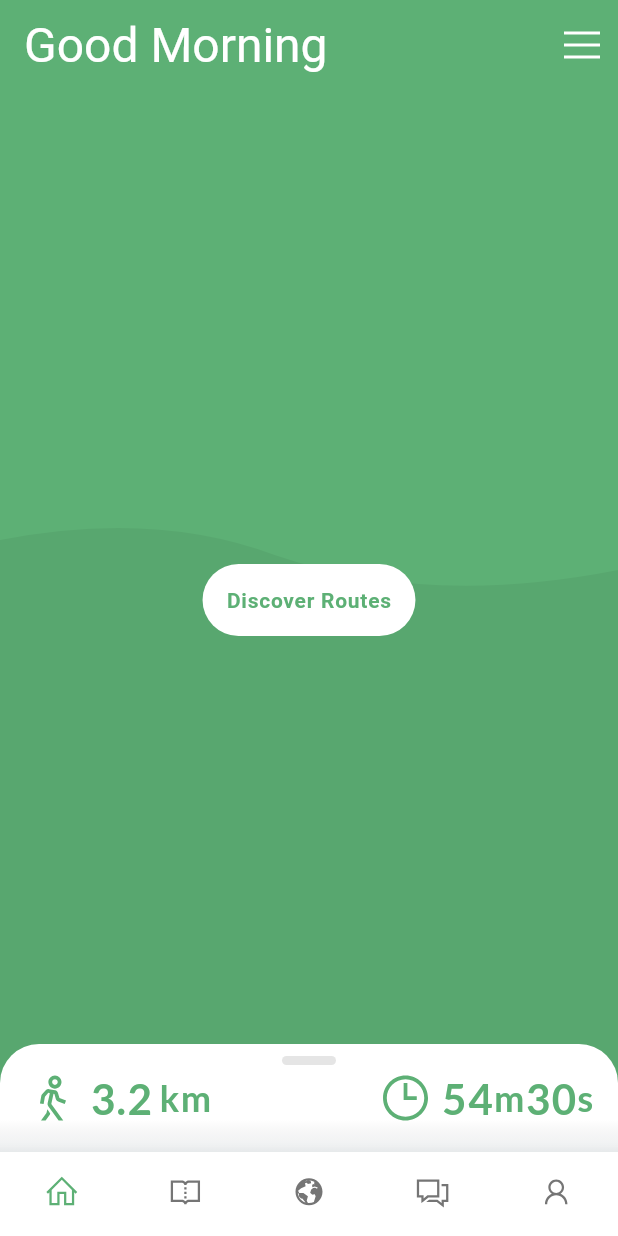
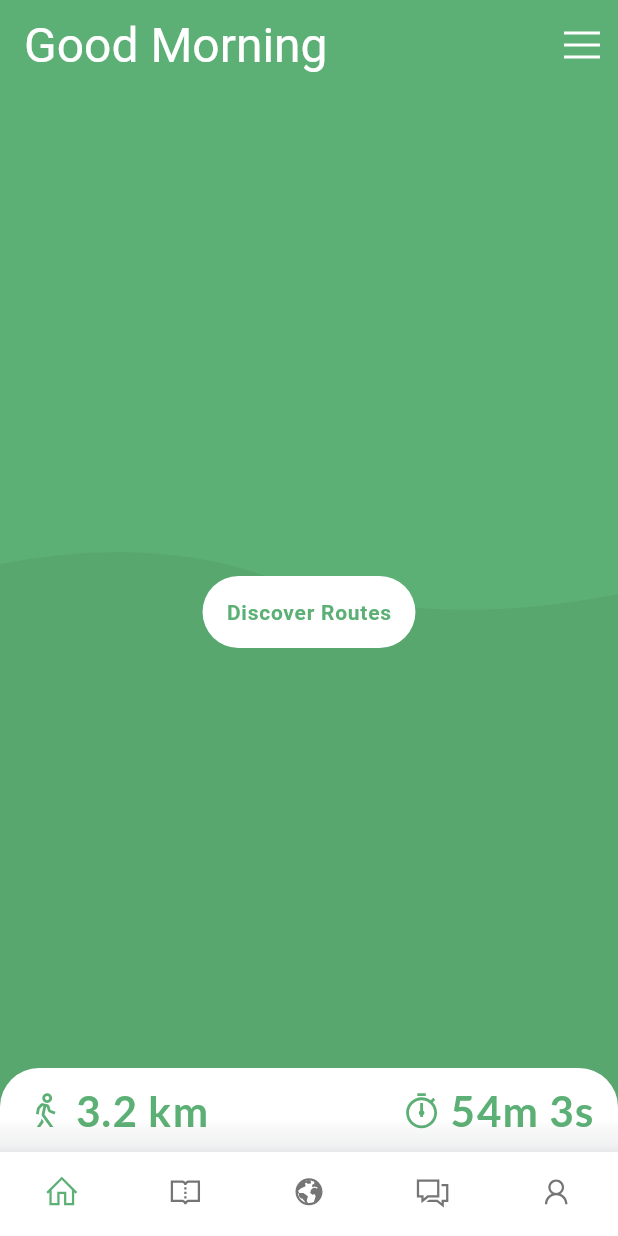
Before and after one commit to tomlaws/hikee, a Flutter app: the screen it shows after launch, on a phone screen of 412 x 824 dp. Run offline on Flutter 3.47's test engine with Material 2 defaults, Android fonts, the phone set to English and light mode, and no system bars; our stand-ins replace carousel_slider, flutter_rating_bar, google_fonts, google_maps_flutter, line_awesome_flutter, location and 1 more; network calls fail.

Commit message:
update home

```diff
--- a/lib/data/routes.dart
+++ b/lib/data/routes.dart
@@ -17,7 +17,7 @@ class HikingRouteData {
             'The Wangi Reservoir is located in the Saigon District of Hong Kong. It is the largest reservoir in Hong Kong with a capacity of 281 million cubic meters. \nThe Wanyi Reservoir was organized by the Friends of Hong Kong Country Parks, Lions Clubs International District 303 of Hong Kong and Macau, and the Agriculture, Fisheries and Conservation Department, and ranked fourth in the "Hong Kong Top Ten Scenic Spots Election".',
         'difficulty': 5.0,
         'rating': 3.5,
-        'duration': 6.0,
+        'duration': 6 * 60,
         'length': 20.5,
         'image':
             'https://follo3me.com/wp-content/uploads/2015/09/special005-01.jpg?w=721&h=480&ssl=1',
@@ -460,7 +460,7 @@ class HikingRouteData {
             'The Little Hawaii Trail, a mountain road with a history of a century, is a plank road used by citizens to travel between Tseng Lan Shu and Tseung Kwan O. This path has no redundant artificial carvings, retaining a strong original atmosphere. The stone roads are neatly paved, the green trees are shaded, the flowers are endless, the mountains are more streamed, and the insects and birds are singing. It is simply the peach blossom source of Hong Kong.',
         'difficulty': 1.0,
         'rating': 2.0,
-        'duration': 1.5,
+        'duration': 90,
         'length': 3.5,
         'image':
             'https://www.getreadyhk.com/images/stories/blog/mountaingirlhk/little-hawaii-trail/little-hawaii-trail-12.JPG',
@@ -919,7 +919,7 @@ class HikingRouteData {
             'Kwun Yam Shan is one of the mountain peaks in the southwest of Lantau Island, with a height of 434 meters above sea level. Guanyin Temple and Yishan Mountain are located to the west and southwest respectively. The fifth section of the Phoenix Trail passes through this mountain and passes only a few tens of meters away, but there is a path leading to the top of the mountain.',
         'difficulty': 4.5,
         'rating': 4.5,
-        'duration': 5.0,
+        'duration': 300,
         'length': 15.0,
         'image':
             'https://i2.wp.com/follo3me.com/wp-content/uploads/2020/10/DSC04277.jpg?w=721&h=480&ssl=1',
--- a/lib/main.dart
+++ b/lib/main.dart
@@ -41,7 +41,7 @@ class MyApp extends StatelessWidget {
           splashColor: Colors.transparent,
           highlightColor: Colors.transparent,
           textTheme: GoogleFonts.latoTextTheme(
-            Theme.of(context).textTheme,
+            Theme.of(context).textTheme.apply(bodyColor: Color(0xFF666666)),
           ),
         ),
         home: NotificationListener<OverscrollIndicatorNotification>(
--- a/lib/models/route.dart
+++ b/lib/models/route.dart
@@ -11,7 +11,7 @@ class HikingRoute {
   final String image;
   final double difficulty;
   final double rating;
-  final double duration;
+  final int duration; // minutes
   final double length;
   final List<LatLng> polyline;
   final DateTime? updatedAt;
--- a/lib/screens/home.dart
+++ b/lib/screens/home.dart
@@ -10,6 +10,7 @@ import 'package:hikee/components/mountain_deco.dart';
 import 'package:hikee/models/active_hiking_route.dart';
 import 'package:hikee/models/panel_position.dart';
 import 'package:hikee/models/route.dart';
+import 'package:hikee/utils/time.dart';
 import 'package:provider/provider.dart';
 import 'package:line_awesome_flutter/line_awesome_flutter.dart';
 import 'package:location/location.dart';
@@ -25,13 +26,12 @@ class HomeScreen extends StatefulWidget {
 
 class _HomeScreenState extends State<HomeScreen> {
   PanelController _pc = PanelController();
-  final double _collapsedPanelHeight = 72;
+  final double _collapsedPanelHeight = kBottomNavigationBarHeight;
   final double _panelHeaderHeight = 60;
   double _mapBottomPadding = 80;
   Completer<GoogleMapController> _mapController = Completer();
   Location _location = Location();
   bool _lockPosition = true;
-  bool _pinned = false;
   HikingRoute? _activeRoute;
   BitmapDescriptor? _bdS, _bdE;
   PageController _pageController = PageController(
@@ -73,33 +73,27 @@ class _HomeScreenState extends State<HomeScreen> {
             _activeRoute!.polyline[0].longitude);
       }
     }
-    return Scaffold(
-        body: Stack(children: [
-      SlidingUpPanel(
+    return Container(
+      color: Theme.of(context).primaryColor,
+      child: Stack(children: [
+        SafeArea(
+          maintainBottomViewPadding: true,
+          child: SlidingUpPanel(
               controller: _pc,
               parallaxEnabled: true,
               renderPanelSheet: false,
+              padding: EdgeInsets.all(0),
+              margin: EdgeInsets.all(0),
               maxHeight: 296,
               minHeight: _collapsedPanelHeight,
               color: Colors.transparent,
               onPanelSlide: (position) {
-            setState(() {
-              _pinned = true;
-            });
-            Provider.of<PanelPosition>(context, listen: false).update(position);
-          },
-          onPanelOpened: () {
-            setState(() {
-              _pinned = false;
-            });
-          },
-          onPanelClosed: () {
-            setState(() {
-              _pinned = false;
-            });
+                Provider.of<PanelPosition>(context, listen: false)
+                    .update(position);
               },
               panel: _panel(),
               body: _body()),
+        ),
         Consumer<PanelPosition>(
           builder: (_, panelPosition, __) => Positioned(
             bottom: 0,
@@ -125,16 +119,13 @@ class _HomeScreenState extends State<HomeScreen> {
             ),
           ),
         ),
-    ]));
+      ]),
+    );
   }
 
   Widget _panel() {
     return SafeArea(
-        child: Stack(
-      alignment: Alignment.center,
-      children: [
-        Container(
-          padding: EdgeInsets.symmetric(horizontal: 16, vertical: 16),
+      child: Container(
         decoration: BoxDecoration(
           color: Colors.white,
           borderRadius: BorderRadius.only(
@@ -145,31 +136,30 @@ class _HomeScreenState extends State<HomeScreen> {
           mainAxisAlignment: MainAxisAlignment.start,
           crossAxisAlignment: CrossAxisAlignment.start,
           children: [
-              Row(
+            Container(
+              height: kBottomNavigationBarHeight + 1,
+              decoration: BoxDecoration(
+                  border: Border(
+                      bottom: BorderSide(
+                          width: 1, color: Theme.of(context).dividerColor))),
+              margin: EdgeInsets.symmetric(horizontal: 16),
+              child: Row(
                 mainAxisAlignment: MainAxisAlignment.spaceBetween,
+                crossAxisAlignment: CrossAxisAlignment.center,
                 children: [
                   Row(
                     crossAxisAlignment: CrossAxisAlignment.center,
                     children: [
                       Icon(
                         LineAwesomeIcons.walking,
-                        size: 40,
+                        size: 30,
                         color: Theme.of(context).primaryColor,
                       ),
                       Container(width: 4),
                       Text(
-                        '3.2',
+                        '3.2 km',
                         style: TextStyle(
                             fontSize: 28,
-                            color: Theme.of(context).primaryColor,
-                            fontWeight: FontWeight.bold,
-                            letterSpacing: 1),
-                      ),
-                      Container(width: 4),
-                      Text(
-                        'km',
-                        style: TextStyle(
-                            fontSize: 24,
                             color: Theme.of(context).primaryColor,
                             fontWeight: FontWeight.bold,
                             letterSpacing: 1),
@@ -180,34 +170,14 @@ class _HomeScreenState extends State<HomeScreen> {
                     crossAxisAlignment: CrossAxisAlignment.center,
                     children: [
                       Icon(
-                        LineAwesomeIcons.clock,
-                        size: 40,
+                        LineAwesomeIcons.stopwatch,
+                        size: 30,
                         color: Theme.of(context).primaryColor,
                       ),
                       Container(width: 4),
-                      Text('54',
+                      Text('54m 3s',
                           style: TextStyle(
                               fontSize: 28,
-                              color: Theme.of(context).primaryColor,
-                              fontWeight: FontWeight.bold,
-                              letterSpacing: 1)),
-                      Text('m',
-                          style: TextStyle(
-                              fontSize: 24,
-                              color: Theme.of(context).primaryColor,
-                              fontWeight: FontWeight.bold,
-                              letterSpacing: 1)),
-                      Text(
-                        '30',
-                        style: TextStyle(
-                            fontSize: 28,
-                            color: Theme.of(context).primaryColor,
-                            fontWeight: FontWeight.bold,
-                            letterSpacing: 1),
-                      ),
-                      Text('s',
-                          style: TextStyle(
-                              fontSize: 24,
                               color: Theme.of(context).primaryColor,
                               fontWeight: FontWeight.bold,
                               letterSpacing: 1)),
@@ -215,10 +185,10 @@ class _HomeScreenState extends State<HomeScreen> {
                   ),
                 ],
               ),
-              Container(height: 10),
-              //indicator
-              Divider(),
+            ),
             Expanded(
+              child: Padding(
+                padding: const EdgeInsets.symmetric(vertical: 16.0),
                 child: PageView(
                   controller: _pageController,
                   onPageChanged: (int page) {
@@ -229,25 +199,18 @@ class _HomeScreenState extends State<HomeScreen> {
                   children: [_routeInfo(), _routeInfo()],
                 ),
               ),
-              Row(
+            ),
+            Padding(
+              padding: const EdgeInsets.only(bottom: 8.0),
+              child: Row(
                 mainAxisAlignment: MainAxisAlignment.center,
                 children: _pageIndicators(2, _selectPageIndex),
+              ),
             ),
           ],
         ),
       ),
-        Positioned(
-          top: 8,
-          child: Container(
-            width: 36,
-            height: 6,
-            decoration: BoxDecoration(
-                color: Colors.black.withOpacity(.1),
-                borderRadius: BorderRadius.circular(8.0)),
-          ),
-        ),
-      ],
-    ));
+    );
   }
 
   Widget _body() {
@@ -510,15 +473,17 @@ class _HomeScreenState extends State<HomeScreen> {
     for (int i = 0; i < total; i++) {
       bool isActive = i == selectedindex;
       list.add(Container(
-        height: 10,
+        height: 16,
+        width: 16,
         child: AnimatedContainer(
           duration: Duration(milliseconds: 150),
           margin: EdgeInsets.symmetric(horizontal: 4.0),
-          height: isActive ? 10 : 8.0,
-          width: isActive ? 12 : 8.0,
+          height: 16,
+          width: 16,
           decoration: BoxDecoration(
             shape: BoxShape.circle,
-            color: isActive ? Theme.of(context).primaryColor : Color(0XFFEAEAEA),
+            color:
+                isActive ? Theme.of(context).primaryColor : Color(0XFFEAEAEA),
           ),
         ),
       ));
@@ -527,25 +492,58 @@ class _HomeScreenState extends State<HomeScreen> {
   }
 
   Widget _routeInfo() {
-    return Column(children: [
+    return Padding(
+      padding: EdgeInsets.symmetric(horizontal: 16),
+      child: Column(children: [
         Row(
+          crossAxisAlignment: CrossAxisAlignment.center,
           children: [
             Icon(
-            LineAwesomeIcons.location_arrow,
-            size: 40,
+              LineAwesomeIcons.map_signs,
               color: Theme.of(context).primaryColor,
             ),
-          Container(width: 4),
+            Container(width: 8),
             Text(
               _activeRoute?.name_en ?? 'Hiking Route',
-            style: TextStyle(
-                fontSize: 28,
-                color: Theme.of(context).primaryColor,
-                fontWeight: FontWeight.bold,
-                letterSpacing: 1),
+              style: TextStyle(fontWeight: FontWeight.bold, letterSpacing: 1),
             ),
           ],
         ),
-    ]);
+        Container(height: 8),
+        Row(
+          crossAxisAlignment: CrossAxisAlignment.center,
+          children: [
+            Icon(
+              LineAwesomeIcons.ruler,
+              color: Theme.of(context).primaryColor,
+            ),
+            Container(width: 8),
+            Text(
+              _activeRoute?.length != null
+                  ? '${_activeRoute!.length.toString()}km'
+                  : '5 km',
+              style: TextStyle(fontWeight: FontWeight.bold, letterSpacing: 1),
+            ),
+          ],
+        ),
+        Container(height: 8),
+        Row(
+          crossAxisAlignment: CrossAxisAlignment.center,
+          children: [
+            Icon(
+              LineAwesomeIcons.clock,
+              color: Theme.of(context).primaryColor,
+            ),
+            Container(width: 8),
+            Text(
+              _activeRoute?.duration != null
+                  ? TimeUtils.toText(_activeRoute!.duration)
+                  : TimeUtils.toText(90),
+              style: TextStyle(fontWeight: FontWeight.bold, letterSpacing: 1),
+            ),
+          ],
+        ),
+      ]),
+    );
   }
 }
--- a/lib/screens/library.dart
+++ b/lib/screens/library.dart
@@ -2,6 +2,8 @@ import 'package:flutter/material.dart';
 import 'package:flutter/widgets.dart';
 import 'package:hikee/components/library/card.dart';
 import 'package:hikee/components/text_input.dart';
+import 'package:hikee/data/routes.dart';
+import 'package:hikee/screens/route.dart';
 
 class LibraryScreen extends StatefulWidget {
   const LibraryScreen({Key? key}) : super(key: key);
@@ -24,7 +26,13 @@ class _LibraryScreenState extends State<LibraryScreen> {
             Expanded(
                 child: ListView(
               children: [
-                    LibraryCard(),
+                GestureDetector(
+                  child: LibraryCard(),
+                  onTapDown: (_) {
+                    Navigator.of(context).push(
+                        MaterialPageRoute(builder: (_) => RouteScreen(id: 1)));
+                  },
+                ),
                 LibraryCard(),
                 LibraryCard(),
                 LibraryCard(),
```
Lines whose indentation alone changed are shown as unchanged.
